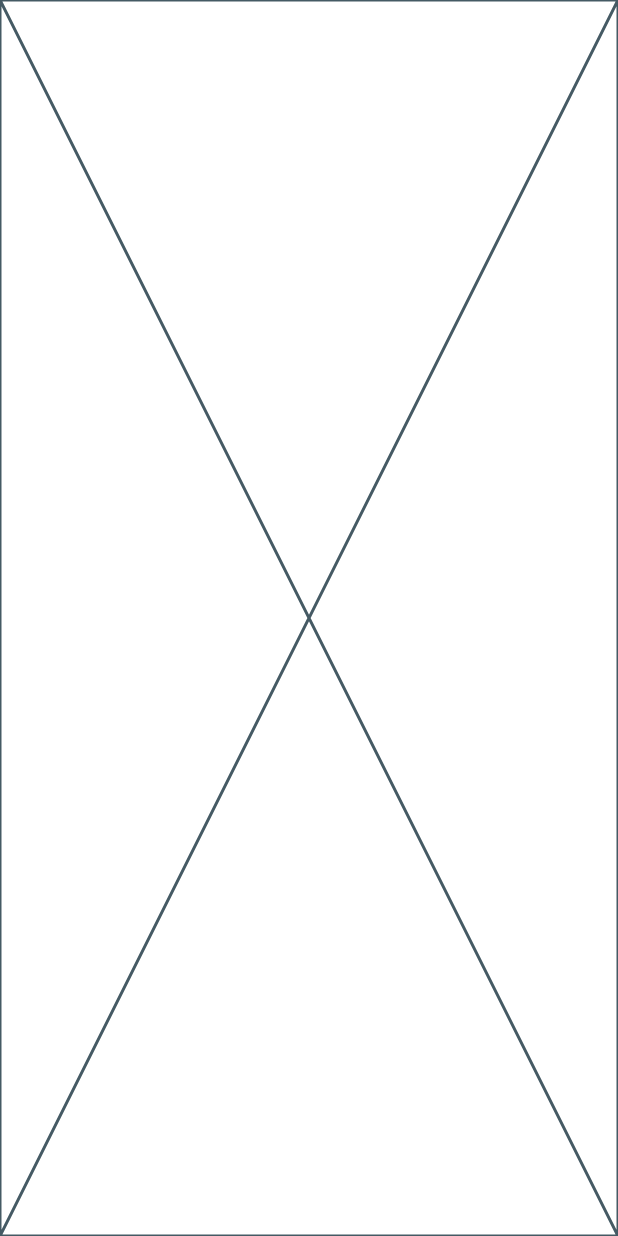
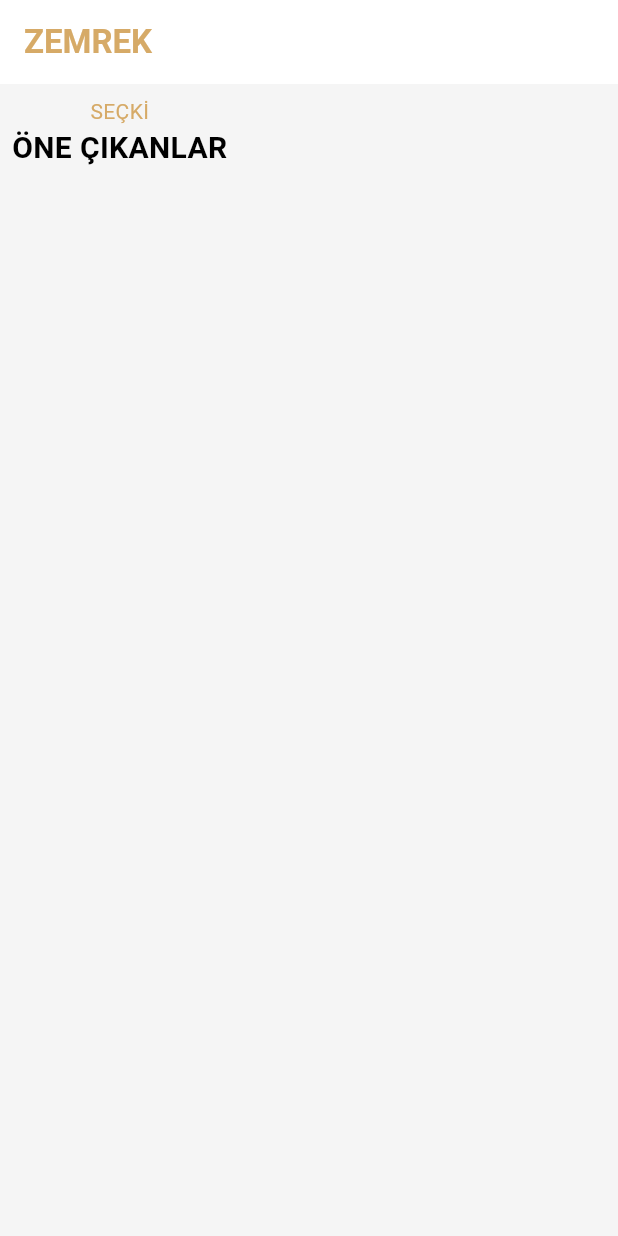
Before and after one commit to Serdarsahinn05/vbt-staj-project, a Flutter app: the AuthScreen screen opened directly, after a tap on "GİRİŞ YAP", on a phone screen of 412 x 824 dp. Run offline on Flutter 3.47's test engine with Material 3 defaults, Android fonts, the phone set to English and light mode, and no system bars.

Commit message:
feat: add home screen and setup auth component structure

```diff
--- a/mobile/lib/screens/auth_screen.dart
+++ b/mobile/lib/screens/auth_screen.dart
@@ -1,5 +1,6 @@
 import 'package:flutter/material.dart';
 import 'package:mobile/screens/home_screen.dart';
+import 'package:mobile/widgets/auth_text_field.dart';
 
 class AuthScreen extends StatefulWidget {
   const AuthScreen({super.key});
@@ -130,107 +131,21 @@ class _AuthScreenState extends State<AuthScreen> {
                           ),
                           const SizedBox(height: 30),
                           if (!_isLogin) ...[
-                            TextField(
-                              style: const TextStyle(color: Colors.white),
-                              cursorColor: const Color.fromARGB(
-                                255,
-                                214,
-                                170,
-                                103,
-                              ),
-                              decoration: InputDecoration(
-                                hintText: 'Ad Soyad',
-                                hintStyle: const TextStyle(
-                                  color: Colors.white38,
-                                ),
-                                floatingLabelBehavior:
-                                    FloatingLabelBehavior.never,
-                                prefixIcon: const Icon(
-                                  Icons.person_outline,
-                                  color: Colors.white38,
-                                ),
-                                filled: true,
-                                fillColor: const Color(0xFF0C0C0C),
-                                border: OutlineInputBorder(
-                                  borderRadius: BorderRadius.circular(12),
-                                  borderSide: BorderSide.none,
-                                ),
-                                focusedBorder: OutlineInputBorder(
-                                  borderRadius: BorderRadius.circular(12),
-                                  borderSide: const BorderSide(
-                                    color: Color.fromARGB(255, 214, 170, 103),
-                                    width: 1.2,
-                                  ),
-                                ),
-                              ),
+                            AuthTextField(
+                              hint: "AD SOYAD",
+                              icon: Icons.person_outline,
                             ),
                           ],
                           SizedBox(height: 14),
-                          TextField(
-                            style: const TextStyle(color: Colors.white),
-                            cursorColor: const Color.fromARGB(
-                              255,
-                              214,
-                              170,
-                              103,
-                            ),
-                            decoration: InputDecoration(
-                              hintText: 'E-posta',
-                              hintStyle: const TextStyle(color: Colors.white38),
-                              floatingLabelBehavior:
-                                  FloatingLabelBehavior.never,
-                              prefixIcon: const Icon(
-                                Icons.mail_outline,
-                                color: Colors.white38,
-                              ),
-                              filled: true,
-                              fillColor: const Color(0xFF0C0C0C),
-                              border: OutlineInputBorder(
-                                borderRadius: BorderRadius.circular(12),
-                                borderSide: BorderSide.none,
-                              ),
-                              focusedBorder: OutlineInputBorder(
-                                borderRadius: BorderRadius.circular(12),
-                                borderSide: const BorderSide(
-                                  color: Color.fromARGB(255, 214, 170, 103),
-                                  width: 1.2,
-                                ),
-                              ),
-                            ),
+                          AuthTextField(
+                            hint: "E-MAİL",
+                            icon: Icons.mail_outline,
                           ),
                           const SizedBox(height: 14),
-                          TextField(
+                          AuthTextField(
+                            hint: "ŞİFRE",
+                            icon: Icons.lock_outline,
                             obscureText: true,
-                            style: const TextStyle(color: Colors.white),
-                            cursorColor: const Color.fromARGB(
-                              255,
-                              214,
-                              170,
-                              103,
-                            ),
-                            decoration: InputDecoration(
-                              hintText: 'Şifre',
-                              hintStyle: const TextStyle(color: Colors.white38),
-                              floatingLabelBehavior:
-                                  FloatingLabelBehavior.never,
-                              prefixIcon: const Icon(
-                                Icons.lock_outline,
-                                color: Colors.white38,
-                              ),
-                              filled: true,
-                              fillColor: const Color(0xFF0C0C0C),
-                              border: OutlineInputBorder(
-                                borderRadius: BorderRadius.circular(12),
-                                borderSide: BorderSide.none,
-                              ),
-                              focusedBorder: OutlineInputBorder(
-                                borderRadius: BorderRadius.circular(12),
-                                borderSide: const BorderSide(
-                                  color: Color.fromARGB(255, 214, 170, 103),
-                                  width: 1.2,
-                                ),
-                              ),
-                            ),
                           ),
                           const SizedBox(height: 20),
                           SizedBox(
@@ -238,11 +153,12 @@ class _AuthScreenState extends State<AuthScreen> {
                             height: 52,
                             child: ElevatedButton(
                               onPressed: () {
-                                Navigator.pushReplacement(
+                                Navigator.pushAndRemoveUntil(
                                   context,
                                   MaterialPageRoute(
-                                    builder: (context) => const HomeScreen(),
+                                    builder: (_) => const HomeScreen(),
                                   ),
+                                  (route) => false, // geride sayfa bırakma
                                 );
                               },
                               style: ElevatedButton.styleFrom(
--- a/mobile/lib/screens/home_screen.dart
+++ b/mobile/lib/screens/home_screen.dart
@@ -10,6 +10,42 @@ class HomeScreen extends StatefulWidget {
 class _MyWidgetState extends State<HomeScreen> {
   @override
   Widget build(BuildContext context) {
-    return const Placeholder();
+    return Scaffold(
+      backgroundColor: const Color(0xFFF5F5F5),
+      appBar: AppBar(
+        backgroundColor: Colors.white,
+        title: Text(
+          "ZEMREK",
+          style: TextStyle(
+            color: Color.fromARGB(255, 214, 170, 103),
+            fontWeight: FontWeight.bold,
+          ),
+        ),
+      ),
+      body: Column(
+        children: [
+          Padding(
+            padding: const EdgeInsets.all(8.0),
+            child: Column(
+              mainAxisAlignment: MainAxisAlignment.center,
+              children: [
+                Text(
+                  "SEÇKİ",
+                  style: TextStyle(color: Color.fromARGB(255, 214, 170, 103)),
+                ),
+                Text(
+                  "ÖNE ÇIKANLAR",
+                  style: TextStyle(
+                    color: Colors.black,
+                    fontWeight: FontWeight.bold,
+                    fontSize: 20,
+                  ),
+                ),
+              ],
+            ),
+          ),
+        ],
+      ),
+    );
   }
 }
--- /dev/null
+++ b/mobile/lib/widgets/auth_text_field.dart
@@ -0,0 +1,41 @@
+import 'package:flutter/material.dart';
+
+class AuthTextField extends StatelessWidget {
+  const AuthTextField({
+    super.key,
+    required this.hint,
+    required this.icon,
+    this.obscureText = false,
+  });
+
+  final String hint;
+  final IconData icon;
+  final bool obscureText;
+
+  @override
+  Widget build(BuildContext context) {
+    return TextField(
+      style: const TextStyle(color: Colors.white),
+      cursorColor: const Color.fromARGB(255, 214, 170, 103),
+      decoration: InputDecoration(
+        hintText: hint,
+        hintStyle: const TextStyle(color: Colors.white38),
+        floatingLabelBehavior: FloatingLabelBehavior.never,
+        prefixIcon: Icon(icon, color: Colors.white38),
+        filled: true,
+        fillColor: const Color(0xFF0C0C0C),
+        border: OutlineInputBorder(
+          borderRadius: BorderRadius.circular(12),
+          borderSide: BorderSide.none,
+        ),
+        focusedBorder: OutlineInputBorder(
+          borderRadius: BorderRadius.circular(12),
+          borderSide: const BorderSide(
+            color: Color.fromARGB(255, 214, 170, 103),
+            width: 1.2,
+          ),
+        ),
+      ),
+    );
+  }
+}
```
